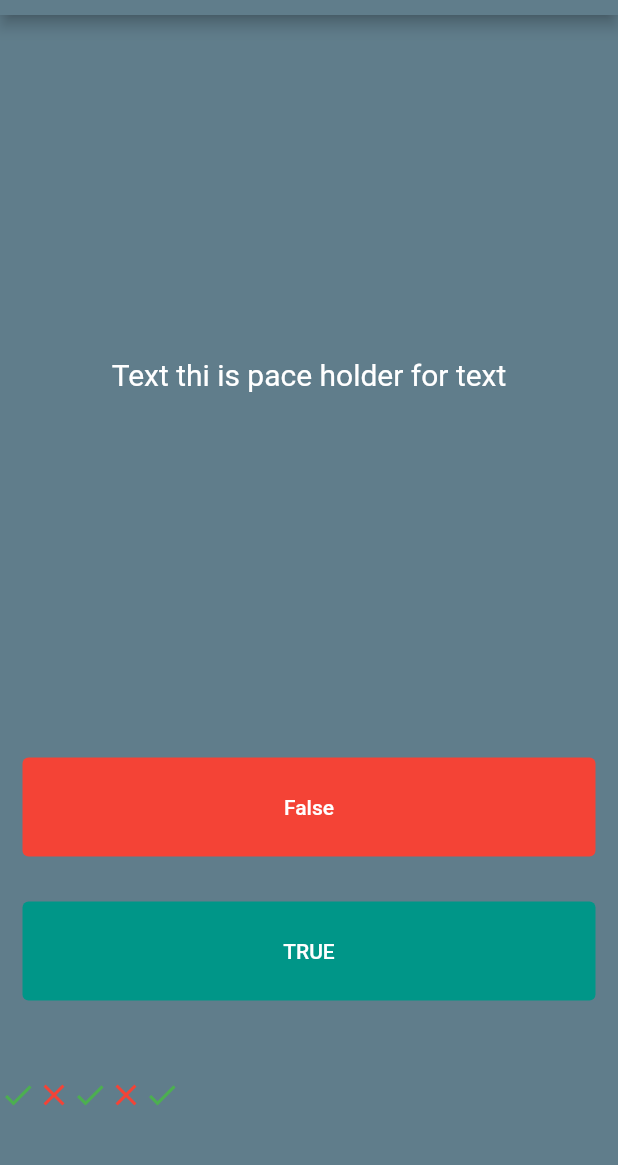
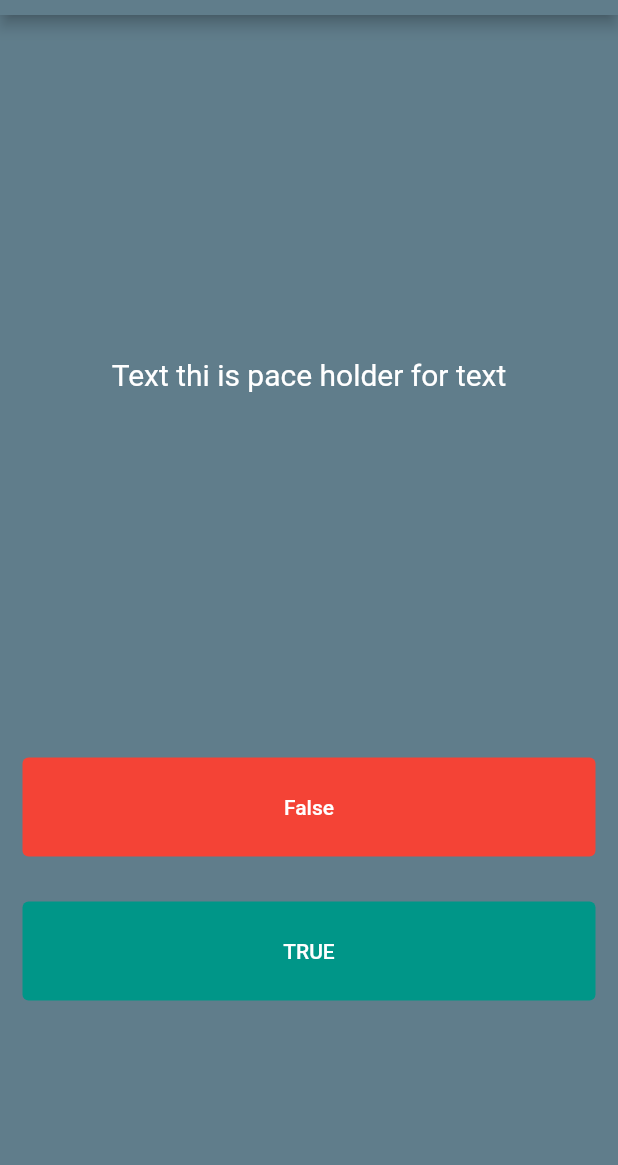
Before and after one commit to Avishkasj/quize, a Flutter app: the screen it shows after launch, on a phone screen of 412 x 824 dp, the part 69-1234 px from its top. Run offline on Flutter 3.47's test engine with Material 2 defaults, Android fonts, the phone set to English and light mode, and no system bars.

Commit message:
Update main.dart

```diff
--- a/lib/main.dart
+++ b/lib/main.dart
@@ -24,26 +24,7 @@ class quize extends StatefulWidget {
 
 class _quizeState extends State<quize> {
   List<Widget> scorekeper = [
-    Icon(
-      Icons.check,
-      color: Colors.green,
-    ),
-    Icon(
-      Icons.close,
-      color: Colors.red,
-    ),
-    Icon(
-      Icons.check,
-      color: Colors.green,
-    ),
-    Icon(
-      Icons.close,
-      color: Colors.red,
-    ),
-    Icon(
-      Icons.check,
-      color: Colors.green,
-    )
+
   ];
 
   @override
```
